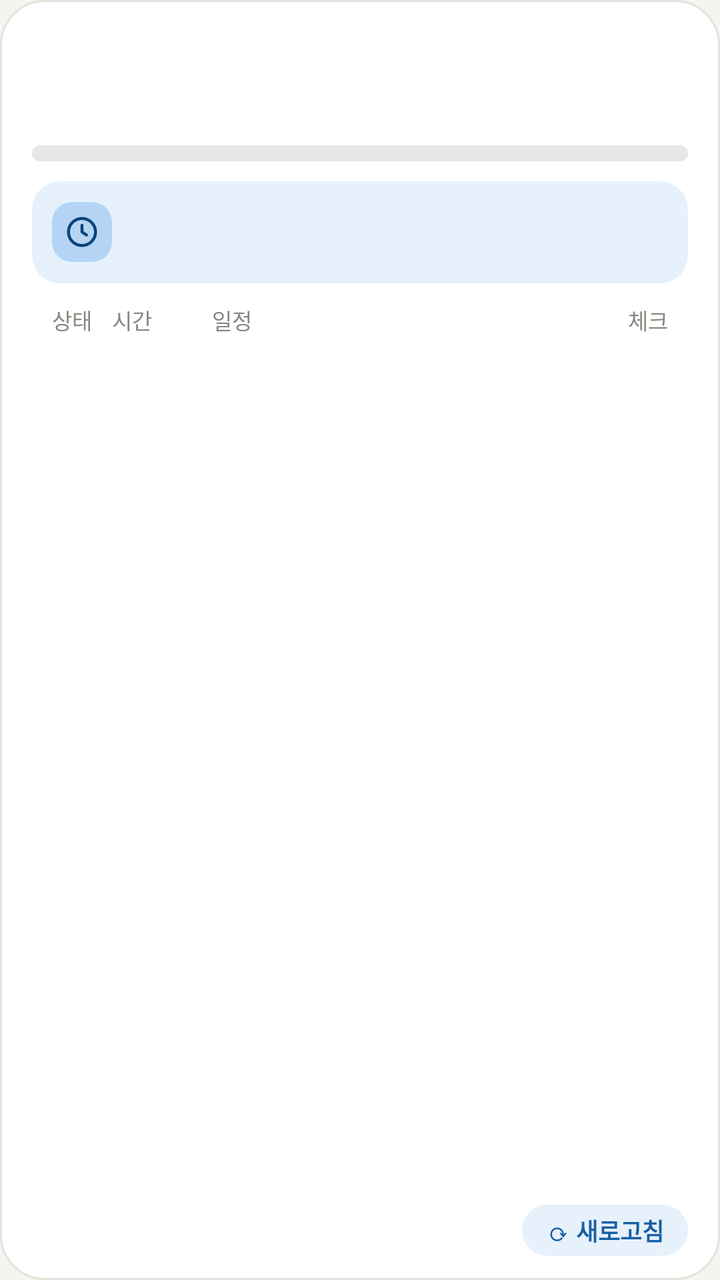
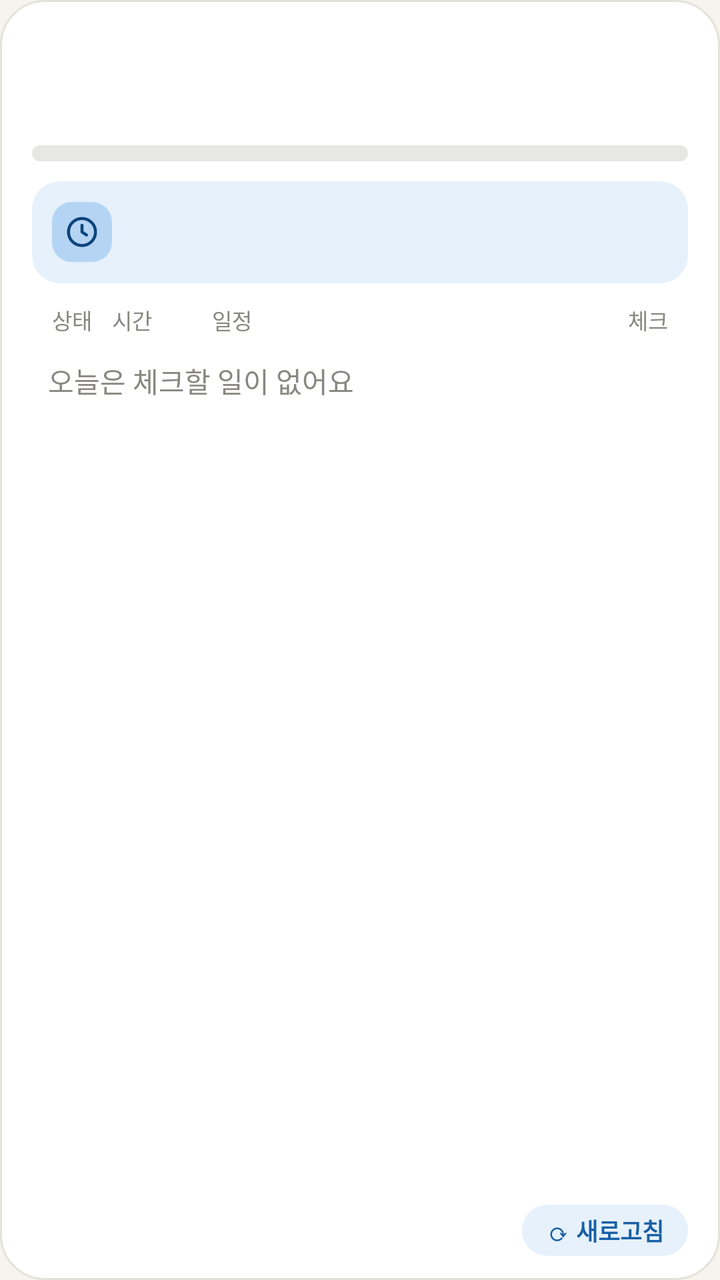

Before-and-after screenshots of an Android layout around one commit, followed by the original layout XML and the change that was made.
<!-- AndroidManifest.xml: application theme AppTheme -->
<!-- res/layout/widget_today.xml -->
<?xml version="1.0" encoding="utf-8"?>
<LinearLayout xmlns:android="http://schemas.android.com/apk/res/android"
    android:id="@+id/root"
    android:layout_width="match_parent"
    android:layout_height="match_parent"
    android:orientation="vertical"
    android:paddingStart="16dp"
    android:paddingEnd="16dp"
    android:paddingTop="14dp"
    android:paddingBottom="12dp"
    android:background="@drawable/widget_bg_light">

    
    <LinearLayout
        android:layout_width="match_parent"
        android:layout_height="wrap_content"
        android:orientation="horizontal"
        android:gravity="bottom">
        <LinearLayout
            android:layout_width="0dp"
            android:layout_height="wrap_content"
            android:layout_weight="1"
            android:orientation="vertical">
            <TextView android:id="@+id/w_date" android:layout_width="wrap_content" android:layout_height="wrap_content"
                android:maxLines="1" android:textSize="12sp" android:textColor="#888780" />
            <TextView android:id="@+id/w_title" android:layout_width="wrap_content" android:layout_height="wrap_content"
                android:maxLines="1" android:ellipsize="end" android:textSize="18sp" android:textStyle="bold" android:textColor="#2C2C2A" />
        </LinearLayout>
        <LinearLayout
            android:layout_width="wrap_content"
            android:layout_height="wrap_content"
            android:orientation="vertical"
            android:gravity="end">
            <TextView android:id="@+id/w_pct" android:layout_width="wrap_content" android:layout_height="wrap_content"
                android:includeFontPadding="false" android:fontFeatureSettings="tnum"
                android:textSize="26sp" android:textStyle="bold" android:textColor="#0F6E56" />
            <TextView android:id="@+id/w_count" android:layout_width="wrap_content" android:layout_height="wrap_content"
                android:layout_marginTop="2dp" android:maxLines="1" android:textSize="12sp" android:textColor="#888780" />
        </LinearLayout>
    </LinearLayout>

    <ProgressBar
        android:id="@+id/w_progress"
        style="?android:attr/progressBarStyleHorizontal"
        android:layout_width="match_parent"
        android:layout_height="8dp"
        android:layout_marginTop="10dp"
        android:max="100"
        android:progress="0"
        android:progressDrawable="@drawable/widget_progress" />

    
    <LinearLayout
        android:id="@+id/w_next"
        android:layout_width="match_parent"
        android:layout_height="wrap_content"
        android:layout_marginTop="10dp"
        android:orientation="horizontal"
        android:gravity="center_vertical"
        android:paddingStart="10dp"
        android:paddingEnd="12dp"
        android:paddingTop="8dp"
        android:paddingBottom="8dp"
        android:background="@drawable/w_next_light">
        <ImageView
            android:id="@+id/w_next_icon"
            android:layout_width="30dp"
            android:layout_height="30dp"
            android:padding="6dp"
            android:background="@drawable/w_nexticon_light"
            android:src="@drawable/ic_clock_light" />
        <LinearLayout
            android:layout_width="0dp"
            android:layout_height="wrap_content"
            android:layout_weight="1"
            android:layout_marginStart="10dp"
            android:orientation="vertical">
            <TextView android:id="@+id/w_next_label" android:layout_width="wrap_content" android:layout_height="wrap_content"
                android:maxLines="1" android:textSize="11sp" android:textColor="#185FA5" />
            <TextView android:id="@+id/w_next_title" android:layout_width="wrap_content" android:layout_height="wrap_content"
                android:maxLines="1" android:ellipsize="end" android:textSize="15sp" android:textStyle="bold" android:textColor="#042C53" />
        </LinearLayout>
        <TextView android:id="@+id/w_next_time" android:layout_width="wrap_content" android:layout_height="wrap_content"
            android:layout_marginStart="8dp" android:fontFeatureSettings="tnum"
            android:textSize="15sp" android:textStyle="bold" android:textColor="#0C447C" />
    </LinearLayout>

    
    <LinearLayout
        android:id="@+id/w_colhdr"
        android:layout_width="match_parent"
        android:layout_height="wrap_content"
        android:layout_marginTop="10dp"
        android:orientation="horizontal"
        android:paddingStart="8dp"
        android:paddingEnd="10dp">
        <TextView android:id="@+id/w_h_status" android:layout_width="24dp" android:layout_height="wrap_content" android:layout_marginEnd="8dp"
            android:gravity="center" android:text="상태" android:textSize="11sp" android:textColor="#888780" />
        <TextView android:id="@+id/w_h_time" android:layout_width="50dp" android:layout_height="wrap_content"
            android:text="시간" android:textSize="11sp" android:textColor="#888780" />
        <TextView android:id="@+id/w_h_title" android:layout_width="0dp" android:layout_height="wrap_content" android:layout_weight="1"
            android:text="일정" android:textSize="11sp" android:textColor="#888780" />
        <TextView android:id="@+id/w_h_at" android:layout_width="48dp" android:layout_height="wrap_content" android:layout_marginStart="6dp"
            android:gravity="end" android:text="체크" android:textSize="11sp" android:textColor="#888780" />
    </LinearLayout>

    <LinearLayout
        android:id="@+id/w_list"
        android:layout_width="match_parent"
        android:layout_height="0dp"
        android:layout_weight="1"
        android:orientation="vertical">
        <LinearLayout
            android:id="@+id/w_row1"
            android:layout_width="match_parent"
            android:layout_height="wrap_content"
            android:layout_marginTop="4dp"
            android:orientation="horizontal"
            android:gravity="center_vertical"
            android:paddingStart="8dp"
            android:paddingEnd="10dp"
            android:paddingTop="5dp"
            android:paddingBottom="5dp"
            android:visibility="gone">
            <TextView
                android:id="@+id/w_row1_icon"
                android:layout_width="24dp"
                android:layout_height="24dp"
                android:layout_marginEnd="8dp"
                android:gravity="center"
                android:includeFontPadding="false"
                android:maxLines="1"
                android:textSize="13sp"
                android:textStyle="bold" />
            <TextView
                android:id="@+id/w_row1_time"
                android:layout_width="50dp"
                android:layout_height="wrap_content"
                android:maxLines="1"
                android:fontFeatureSettings="tnum"
                android:textSize="13sp" />
            <TextView
                android:id="@+id/w_row1_title"
                android:layout_width="0dp"
                android:layout_height="wrap_content"
                android:layout_weight="1"
                android:maxLines="1"
                android:ellipsize="end"
                android:textSize="14sp" />
            <TextView
                android:id="@+id/w_row1_at"
                android:layout_width="48dp"
                android:layout_height="wrap_content"
                android:layout_marginStart="6dp"
                android:gravity="end"
                android:maxLines="1"
                android:fontFeatureSettings="tnum"
                android:textSize="12sp" />
        </LinearLayout>
        <LinearLayout
            android:id="@+id/w_row2"
            android:layout_width="match_parent"
            android:layout_height="wrap_content"
            android:layout_marginTop="4dp"
            android:orientation="horizontal"
            android:gravity="center_vertical"
            android:paddingStart="8dp"
            android:paddingEnd="10dp"
            android:paddingTop="5dp"
            android:paddingBottom="5dp"
            android:visibility="gone">
            <TextView
                android:id="@+id/w_row2_icon"
                android:layout_width="24dp"
                android:layout_height="24dp"
                android:layout_marginEnd="8dp"
                android:gravity="center"
                android:includeFontPadding="false"
                android:maxLines="1"
                android:textSize="13sp"
                android:textStyle="bold" />
            <TextView
                android:id="@+id/w_row2_time"
                android:layout_width="50dp"
                android:layout_height="wrap_content"
                android:maxLines="1"
                android:fontFeatureSettings="tnum"
                android:textSize="13sp" />
            <TextView
                android:id="@+id/w_row2_title"
                android:layout_width="0dp"
                android:layout_height="wrap_content"
                android:layout_weight="1"
                android:maxLines="1"
                android:ellipsize="end"
                android:textSize="14sp" />
            <TextView
                android:id="@+id/w_row2_at"
                android:layout_width="48dp"
                android:layout_height="wrap_content"
                android:layout_marginStart="6dp"
                android:gravity="end"
                android:maxLines="1"
                android:fontFeatureSettings="tnum"
                android:textSize="12sp" />
        </LinearLayout>
        <LinearLayout
            android:id="@+id/w_row3"
            android:layout_width="match_parent"
            android:layout_height="wrap_content"
            android:layout_marginTop="4dp"
            android:orientation="horizontal"
            android:gravity="center_vertical"
            android:paddingStart="8dp"
            android:paddingEnd="10dp"
            android:paddingTop="5dp"
            android:paddingBottom="5dp"
            android:visibility="gone">
            <TextView
                android:id="@+id/w_row3_icon"
                android:layout_width="24dp"
                android:layout_height="24dp"
                android:layout_marginEnd="8dp"
                android:gravity="center"
                android:includeFontPadding="false"
                android:maxLines="1"
                android:textSize="13sp"
                android:textStyle="bold" />
            <TextView
                android:id="@+id/w_row3_time"
                android:layout_width="50dp"
                android:layout_height="wrap_content"
                android:maxLines="1"
                android:fontFeatureSettings="tnum"
                android:textSize="13sp" />
            <TextView
                android:id="@+id/w_row3_title"
                android:layout_width="0dp"
                android:layout_height="wrap_content"
                android:layout_weight="1"
                android:maxLines="1"
                android:ellipsize="end"
                android:textSize="14sp" />
            <TextView
                android:id="@+id/w_row3_at"
                android:layout_width="48dp"
                android:layout_height="wrap_content"
                android:layout_marginStart="6dp"
                android:gravity="end"
                android:maxLines="1"
                android:fontFeatureSettings="tnum"
                android:textSize="12sp" />
        </LinearLayout>
        <LinearLayout
            android:id="@+id/w_row4"
            android:layout_width="match_parent"
            android:layout_height="wrap_content"
            android:layout_marginTop="4dp"
            android:orientation="horizontal"
            android:gravity="center_vertical"
            android:paddingStart="8dp"
            android:paddingEnd="10dp"
            android:paddingTop="5dp"
            android:paddingBottom="5dp"
            android:visibility="gone">
            <TextView
                android:id="@+id/w_row4_icon"
                android:layout_width="24dp"
                android:layout_height="24dp"
                android:layout_marginEnd="8dp"
                android:gravity="center"
                android:includeFontPadding="false"
                android:maxLines="1"
                android:textSize="13sp"
                android:textStyle="bold" />
            <TextView
                android:id="@+id/w_row4_time"
                android:layout_width="50dp"
                android:layout_height="wrap_content"
                android:maxLines="1"
                android:fontFeatureSettings="tnum"
                android:textSize="13sp" />
            <TextView
                android:id="@+id/w_row4_title"
                android:layout_width="0dp"
                android:layout_height="wrap_content"
                android:layout_weight="1"
                android:maxLines="1"
                android:ellipsize="end"
                android:textSize="14sp" />
            <TextView
                android:id="@+id/w_row4_at"
                android:layout_width="48dp"
                android:layout_height="wrap_content"
                android:layout_marginStart="6dp"
                android:gravity="end"
                android:maxLines="1"
                android:fontFeatureSettings="tnum"
                android:textSize="12sp" />
        </LinearLayout>
        <LinearLayout
            android:id="@+id/w_row5"
            android:layout_width="match_parent"
            android:layout_height="wrap_content"
            android:layout_marginTop="4dp"
            android:orientation="horizontal"
            android:gravity="center_vertical"
            android:paddingStart="8dp"
            android:paddingEnd="10dp"
            android:paddingTop="5dp"
            android:paddingBottom="5dp"
            android:visibility="gone">
            <TextView
                android:id="@+id/w_row5_icon"
                android:layout_width="24dp"
                android:layout_height="24dp"
                android:layout_marginEnd="8dp"
                android:gravity="center"
                android:includeFontPadding="false"
                android:maxLines="1"
                android:textSize="13sp"
                android:textStyle="bold" />
            <TextView
                android:id="@+id/w_row5_time"
                android:layout_width="50dp"
                android:layout_height="wrap_content"
                android:maxLines="1"
                android:fontFeatureSettings="tnum"
                android:textSize="13sp" />
            <TextView
                android:id="@+id/w_row5_title"
                android:layout_width="0dp"
                android:layout_height="wrap_content"
                android:layout_weight="1"
                android:maxLines="1"
                android:ellipsize="end"
                android:textSize="14sp" />
            <TextView
                android:id="@+id/w_row5_at"
                android:layout_width="48dp"
                android:layout_height="wrap_content"
                android:layout_marginStart="6dp"
                android:gravity="end"
                android:maxLines="1"
                android:fontFeatureSettings="tnum"
                android:textSize="12sp" />
        </LinearLayout>
        <LinearLayout
            android:id="@+id/w_row6"
            android:layout_width="match_parent"
            android:layout_height="wrap_content"
            android:layout_marginTop="4dp"
            android:orientation="horizontal"
            android:gravity="center_vertical"
            android:paddingStart="8dp"
            android:paddingEnd="10dp"
            android:paddingTop="5dp"
            android:paddingBottom="5dp"
            android:visibility="gone">
            <TextView
                android:id="@+id/w_row6_icon"
                android:layout_width="24dp"
                android:layout_height="24dp"
                android:layout_marginEnd="8dp"
                android:gravity="center"
                android:includeFontPadding="false"
                android:maxLines="1"
                android:textSize="13sp"
                android:textStyle="bold" />
            <TextView
                android:id="@+id/w_row6_time"
                android:layout_width="50dp"
                android:layout_height="wrap_content"
                android:maxLines="1"
                android:fontFeatureSettings="tnum"
                android:textSize="13sp" />
            <TextView
                android:id="@+id/w_row6_title"
                android:layout_width="0dp"
                android:layout_height="wrap_content"
                android:layout_weight="1"
                android:maxLines="1"
                android:ellipsize="end"
                android:textSize="14sp" />
            <TextView
                android:id="@+id/w_row6_at"
                android:layout_width="48dp"
                android:layout_height="wrap_content"
                android:layout_marginStart="6dp"
                android:gravity="end"
                android:maxLines="1"
                android:fontFeatureSettings="tnum"
                android:textSize="12sp" />
        </LinearLayout>
    </LinearLayout>

    
    <LinearLayout
        android:layout_width="match_parent"
        android:layout_height="wrap_content"
        android:layout_marginTop="6dp"
        android:orientation="horizontal"
        android:gravity="center_vertical">
        <TextView android:id="@+id/w_updated" android:layout_width="0dp" android:layout_height="wrap_content" android:layout_weight="1"
            android:textSize="11sp" android:textColor="#B4B2A9" />
        <TextView
            android:id="@+id/w_refresh"
            android:layout_width="wrap_content"
            android:layout_height="wrap_content"
            android:paddingStart="12dp"
            android:paddingEnd="12dp"
            android:paddingTop="4dp"
            android:paddingBottom="4dp"
            android:background="@drawable/w_pill_light"
            android:text="⟳ 새로고침"
            android:textSize="12sp"
            android:textStyle="bold"
            android:textColor="#185FA5" />
    </LinearLayout>
</LinearLayout>
<!-- resources referenced by this layout -->
<resources>
  <!-- drawable ic_clock_light (drawable) -->
  <?xml version="1.0" encoding="utf-8"?>
  <vector xmlns:android="http://schemas.android.com/apk/res/android"
      android:width="24dp" android:height="24dp" android:viewportWidth="24" android:viewportHeight="24">
      <path android:strokeColor="#FF0C447C" android:strokeWidth="2" android:fillColor="#00000000"
          android:pathData="M12,3a9,9 0 1,0 0,18a9,9 0 1,0 0,-18z" />
      <path android:strokeColor="#FF0C447C" android:strokeWidth="2" android:fillColor="#00000000"
          android:strokeLineCap="round" android:strokeLineJoin="round" android:pathData="M12,7.5L12,12L15,14" />
  </vector>
  <!-- drawable w_next_light (drawable) -->
  <?xml version="1.0" encoding="utf-8"?>
  <shape xmlns:android="http://schemas.android.com/apk/res/android" android:shape="rectangle">
      <solid android:color="#FFE6F1FB" />
      <corners android:radius="14dp" />
  </shape>
  <!-- drawable w_nexticon_light (drawable) -->
  <?xml version="1.0" encoding="utf-8"?>
  <shape xmlns:android="http://schemas.android.com/apk/res/android" android:shape="rectangle">
      <solid android:color="#FFB5D4F4" />
      <corners android:radius="10dp" />
  </shape>
  <!-- drawable w_pill_light (drawable) -->
  <?xml version="1.0" encoding="utf-8"?>
  <shape xmlns:android="http://schemas.android.com/apk/res/android" android:shape="rectangle">
      <solid android:color="#FFE6F1FB" />
      <corners android:radius="999dp" />
  </shape>
  <!-- drawable widget_bg_light (drawable) -->
  <?xml version="1.0" encoding="utf-8"?>
  <shape xmlns:android="http://schemas.android.com/apk/res/android" android:shape="rectangle">
      <solid android:color="#FFFFFFFF" />
      <corners android:radius="22dp" />
      <stroke android:width="1dp" android:color="#FFE4E2DA" />
  </shape>
  <!-- drawable widget_progress (drawable) -->
  <?xml version="1.0" encoding="utf-8"?>
  <layer-list xmlns:android="http://schemas.android.com/apk/res/android">
      <item android:id="@android:id/background">
          <shape android:shape="rectangle">
              <corners android:radius="999dp" />
              <solid android:color="#33888780" />
          </shape>
      </item>
      <item android:id="@android:id/progress">
          <clip>
              <shape android:shape="rectangle">
                  <corners android:radius="999dp" />
                  <solid android:color="#FF1D9E75" />
              </shape>
          </clip>
      </item>
  </layer-list>
  <style name="AppTheme" parent="@android:style/Theme.Material.Light.NoActionBar">
          <item name="android:windowBackground">@color/bg</item>
          <item name="android:statusBarColor">@color/bg</item>
          <item name="android:navigationBarColor">@color/bg</item>
          <item name="android:windowLightStatusBar">true</item>
      </style>
  <color name="bg">#F6F4EF</color>
</resources>

<!-- the commit's change to res/layout/widget_today.xml (unified diff, before → after) -->
@@ -104,295 +104,31 @@
             android:gravity="end" android:text="체크" android:textSize="11sp" android:textColor="#888780" />
     </LinearLayout>
 
-    <LinearLayout
+    <FrameLayout
         android:id="@+id/w_list"
         android:layout_width="match_parent"
         android:layout_height="0dp"
         android:layout_weight="1"
-        android:orientation="vertical">
-        <LinearLayout
-            android:id="@+id/w_row1"
+        android:layout_marginTop="4dp">
+        <ListView
+            android:id="@+id/w_listview"
+            android:layout_width="match_parent"
+            android:layout_height="match_parent"
+            android:divider="@android:color/transparent"
+            android:dividerHeight="4dp"
+            android:scrollbars="none"
+            android:fadingEdgeLength="16dp"
+            android:requiresFadingEdge="vertical" />
+        <TextView
+            android:id="@+id/w_empty"
             android:layout_width="match_parent"
             android:layout_height="wrap_content"
-            android:layout_marginTop="4dp"
-            android:orientation="horizontal"
-            android:gravity="center_vertical"
             android:paddingStart="8dp"
-            android:paddingEnd="10dp"
-            android:paddingTop="5dp"
-            android:paddingBottom="5dp"
-            android:visibility="gone">
-            <TextView
-                android:id="@+id/w_row1_icon"
-                android:layout_width="24dp"
-                android:layout_height="24dp"
-                android:layout_marginEnd="8dp"
-                android:gravity="center"
-                android:includeFontPadding="false"
-                android:maxLines="1"
-                android:textSize="13sp"
-                android:textStyle="bold" />
-            <TextView
-                android:id="@+id/w_row1_time"
-                android:layout_width="50dp"
-                android:layout_height="wrap_content"
-                android:maxLines="1"
-                android:fontFeatureSettings="tnum"
-                android:textSize="13sp" />
-            <TextView
-                android:id="@+id/w_row1_title"
-                android:layout_width="0dp"
-                android:layout_height="wrap_content"
-                android:layout_weight="1"
-                android:maxLines="1"
-                android:ellipsize="end"
-                android:textSize="14sp" />
-            <TextView
-                android:id="@+id/w_row1_at"
-                android:layout_width="48dp"
-                android:layout_height="wrap_content"
-                android:layout_marginStart="6dp"
-                android:gravity="end"
-                android:maxLines="1"
-                android:fontFeatureSettings="tnum"
-                android:textSize="12sp" />
-        </LinearLayout>
-        <LinearLayout
-            android:id="@+id/w_row2"
-            android:layout_width="match_parent"
-            android:layout_height="wrap_content"
-            android:layout_marginTop="4dp"
-            android:orientation="horizontal"
-            android:gravity="center_vertical"
-            android:paddingStart="8dp"
-            android:paddingEnd="10dp"
-            android:paddingTop="5dp"
-            android:paddingBottom="5dp"
-            android:visibility="gone">
-            <TextView
-                android:id="@+id/w_row2_icon"
-                android:layout_width="24dp"
-                android:layout_height="24dp"
-                android:layout_marginEnd="8dp"
-                android:gravity="center"
-                android:includeFontPadding="false"
-                android:maxLines="1"
-                android:textSize="13sp"
-                android:textStyle="bold" />
-            <TextView
-                android:id="@+id/w_row2_time"
-                android:layout_width="50dp"
-                android:layout_height="wrap_content"
-                android:maxLines="1"
-                android:fontFeatureSettings="tnum"
-                android:textSize="13sp" />
-            <TextView
-                android:id="@+id/w_row2_title"
-                android:layout_width="0dp"
-                android:layout_height="wrap_content"
-                android:layout_weight="1"
-                android:maxLines="1"
-                android:ellipsize="end"
-                android:textSize="14sp" />
-            <TextView
-                android:id="@+id/w_row2_at"
-                android:layout_width="48dp"
-                android:layout_height="wrap_content"
-                android:layout_marginStart="6dp"
-                android:gravity="end"
-                android:maxLines="1"
-                android:fontFeatureSettings="tnum"
-                android:textSize="12sp" />
-        </LinearLayout>
-        <LinearLayout
-            android:id="@+id/w_row3"
-            android:layout_width="match_parent"
-            android:layout_height="wrap_content"
-            android:layout_marginTop="4dp"
-            android:orientation="horizontal"
-            android:gravity="center_vertical"
-            android:paddingStart="8dp"
-            android:paddingEnd="10dp"
-            android:paddingTop="5dp"
-            android:paddingBottom="5dp"
-            android:visibility="gone">
-            <TextView
-                android:id="@+id/w_row3_icon"
-                android:layout_width="24dp"
-                android:layout_height="24dp"
-                android:layout_marginEnd="8dp"
-                android:gravity="center"
-                android:includeFontPadding="false"
-                android:maxLines="1"
-                android:textSize="13sp"
-                android:textStyle="bold" />
-            <TextView
-                android:id="@+id/w_row3_time"
-                android:layout_width="50dp"
-                android:layout_height="wrap_content"
-                android:maxLines="1"
-                android:fontFeatureSettings="tnum"
-                android:textSize="13sp" />
-            <TextView
-                android:id="@+id/w_row3_title"
-                android:layout_width="0dp"
-                android:layout_height="wrap_content"
-                android:layout_weight="1"
-                android:maxLines="1"
-                android:ellipsize="end"
-                android:textSize="14sp" />
-            <TextView
-                android:id="@+id/w_row3_at"
-                android:layout_width="48dp"
-                android:layout_height="wrap_content"
-                android:layout_marginStart="6dp"
-                android:gravity="end"
-                android:maxLines="1"
-                android:fontFeatureSettings="tnum"
-                android:textSize="12sp" />
-        </LinearLayout>
-        <LinearLayout
-            android:id="@+id/w_row4"
-            android:layout_width="match_parent"
-            android:layout_height="wrap_content"
-            android:layout_marginTop="4dp"
-            android:orientation="horizontal"
-            android:gravity="center_vertical"
-            android:paddingStart="8dp"
-            android:paddingEnd="10dp"
-            android:paddingTop="5dp"
-            android:paddingBottom="5dp"
-            android:visibility="gone">
-            <TextView
-                android:id="@+id/w_row4_icon"
-                android:layout_width="24dp"
-                android:layout_height="24dp"
-                android:layout_marginEnd="8dp"
-                android:gravity="center"
-                android:includeFontPadding="false"
-                android:maxLines="1"
-                android:textSize="13sp"
-                android:textStyle="bold" />
-            <TextView
-                android:id="@+id/w_row4_time"
-                android:layout_width="50dp"
-                android:layout_height="wrap_content"
-                android:maxLines="1"
-                android:fontFeatureSettings="tnum"
-                android:textSize="13sp" />
-            <TextView
-                android:id="@+id/w_row4_title"
-                android:layout_width="0dp"
-                android:layout_height="wrap_content"
-                android:layout_weight="1"
-                android:maxLines="1"
-                android:ellipsize="end"
-                android:textSize="14sp" />
-            <TextView
-                android:id="@+id/w_row4_at"
-                android:layout_width="48dp"
-                android:layout_height="wrap_content"
-                android:layout_marginStart="6dp"
-                android:gravity="end"
-                android:maxLines="1"
-                android:fontFeatureSettings="tnum"
-                android:textSize="12sp" />
-        </LinearLayout>
-        <LinearLayout
-            android:id="@+id/w_row5"
-            android:layout_width="match_parent"
-            android:layout_height="wrap_content"
-            android:layout_marginTop="4dp"
-            android:orientation="horizontal"
-            android:gravity="center_vertical"
-            android:paddingStart="8dp"
-            android:paddingEnd="10dp"
-            android:paddingTop="5dp"
-            android:paddingBottom="5dp"
-            android:visibility="gone">
-            <TextView
-                android:id="@+id/w_row5_icon"
-                android:layout_width="24dp"
-                android:layout_height="24dp"
-                android:layout_marginEnd="8dp"
-                android:gravity="center"
-                android:includeFontPadding="false"
-                android:maxLines="1"
-                android:textSize="13sp"
-                android:textStyle="bold" />
-            <TextView
-                android:id="@+id/w_row5_time"
-                android:layout_width="50dp"
-                android:layout_height="wrap_content"
-                android:maxLines="1"
-                android:fontFeatureSettings="tnum"
-                android:textSize="13sp" />
-            <TextView
-                android:id="@+id/w_row5_title"
-                android:layout_width="0dp"
-                android:layout_height="wrap_content"
-                android:layout_weight="1"
-                android:maxLines="1"
-                android:ellipsize="end"
-                android:textSize="14sp" />
-            <TextView
-                android:id="@+id/w_row5_at"
-                android:layout_width="48dp"
-                android:layout_height="wrap_content"
-                android:layout_marginStart="6dp"
-                android:gravity="end"
-                android:maxLines="1"
-                android:fontFeatureSettings="tnum"
-                android:textSize="12sp" />
-        </LinearLayout>
-        <LinearLayout
-            android:id="@+id/w_row6"
-            android:layout_width="match_parent"
-            android:layout_height="wrap_content"
-            android:layout_marginTop="4dp"
-            android:orientation="horizontal"
-            android:gravity="center_vertical"
-            android:paddingStart="8dp"
-            android:paddingEnd="10dp"
-            android:paddingTop="5dp"
-            android:paddingBottom="5dp"
-            android:visibility="gone">
-            <TextView
-                android:id="@+id/w_row6_icon"
-                android:layout_width="24dp"
-                android:layout_height="24dp"
-                android:layout_marginEnd="8dp"
-                android:gravity="center"
-                android:includeFontPadding="false"
-                android:maxLines="1"
-                android:textSize="13sp"
-                android:textStyle="bold" />
-            <TextView
-                android:id="@+id/w_row6_time"
-                android:layout_width="50dp"
-                android:layout_height="wrap_content"
-                android:maxLines="1"
-                android:fontFeatureSettings="tnum"
-                android:textSize="13sp" />
-            <TextView
-                android:id="@+id/w_row6_title"
-                android:layout_width="0dp"
-                android:layout_height="wrap_content"
-                android:layout_weight="1"
-                android:maxLines="1"
-                android:ellipsize="end"
-                android:textSize="14sp" />
-            <TextView
-                android:id="@+id/w_row6_at"
-                android:layout_width="48dp"
-                android:layout_height="wrap_content"
-                android:layout_marginStart="6dp"
-                android:gravity="end"
-                android:maxLines="1"
-                android:fontFeatureSettings="tnum"
-                android:textSize="12sp" />
-        </LinearLayout>
-    </LinearLayout>
+            android:paddingTop="8dp"
+            android:text="오늘은 체크할 일이 없어요"
+            android:textSize="14sp"
+            android:textColor="#888780" />
+    </FrameLayout>
 
     
     <LinearLayout
